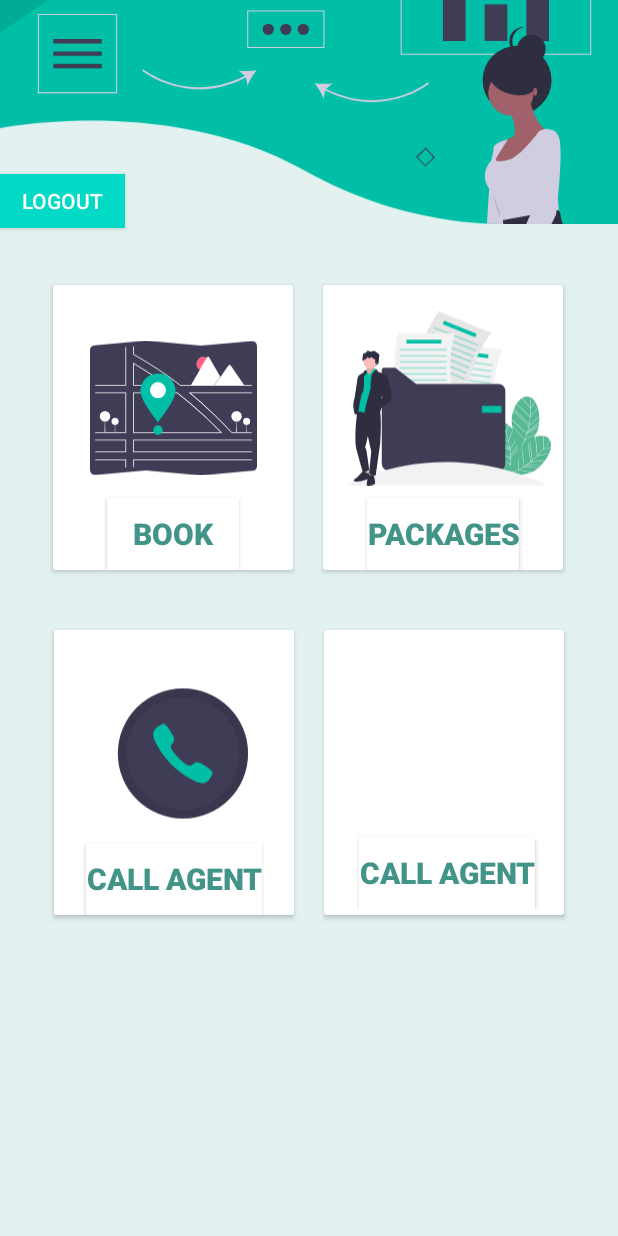
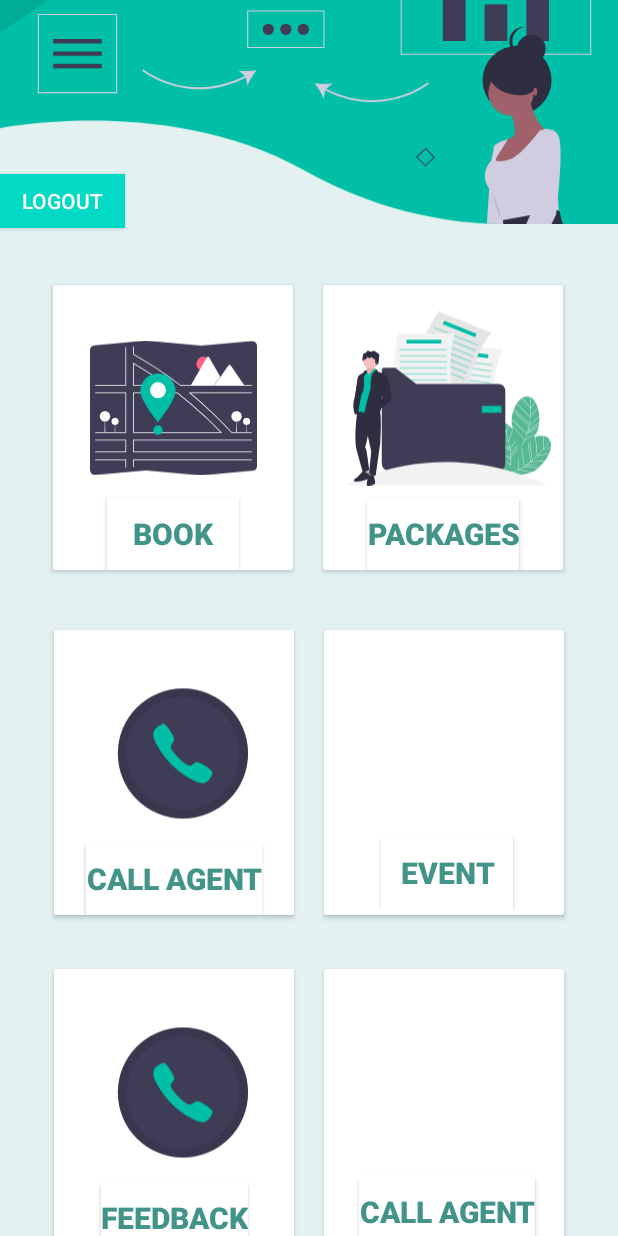
Before and after one commit to tpranavan/mad_final, an Android app: the Home screen opened directly, with no data from a screen before it, on a phone screen of 412 x 824 dp. Run offline under Robolectric (Android 15) with nearby library versions, the light colour scheme and no system bars; Roboto replaces fonts that are not available here.

Commit message:
Home ui update

```diff
--- a/app/src/main/res/layout/activity_home.xml
+++ b/app/src/main/res/layout/activity_home.xml
@@ -143,7 +143,7 @@
         </LinearLayout>
 
         <LinearLayout
-            android:id="@+id/li2"
+            android:id="@+id/li22"
             android:layout_width="match_parent"
             android:layout_height="match_parent"
 
@@ -164,7 +164,7 @@
                 android:foreground="?android:attr/selectableItemBackground">
 
                 <androidx.constraintlayout.widget.ConstraintLayout
-                    android:id="@+id/linearLayout10"
+                    android:id="@+id/linearLayout102"
                     android:layout_width="match_parent"
                     android:layout_height="match_parent"
                     android:background="@color/white"
@@ -223,6 +223,101 @@
                         android:layout_width="wrap_content"
                         android:layout_height="wrap_content"
                         android:background="#FFFFFF"
+                        android:text="EVENT"
+                        android:textColor="@color/teal_700"
+                        android:textSize="20dp"
+                        android:textStyle="bold"
+                        app:layout_constraintBottom_toBottomOf="parent"
+                        app:layout_constraintEnd_toEndOf="parent"
+                        app:layout_constraintStart_toStartOf="parent" />
+                </androidx.constraintlayout.widget.ConstraintLayout>
+
+            </androidx.cardview.widget.CardView>
+        </LinearLayout>
+
+
+        <LinearLayout
+            android:id="@+id/li2"
+            android:layout_width="match_parent"
+            android:layout_height="match_parent"
+
+            android:layout_marginTop="636dp"
+            android:clipToPadding="false"
+            android:gravity="center"
+
+            android:orientation="horizontal"
+            app:layout_constraintTop_toTopOf="parent"
+            tools:ignore="MissingConstraints"
+            tools:layout_editor_absoluteX="0dp">
+
+            <androidx.cardview.widget.CardView
+                android:layout_width="160dp"
+                android:layout_height="190dp"
+                android:layout_margin="10dp"
+                android:clickable="true"
+                android:focusable="true"
+                android:foreground="?android:attr/selectableItemBackground">
+
+                <androidx.constraintlayout.widget.ConstraintLayout
+                    android:id="@+id/linearLayout10"
+                    android:layout_width="match_parent"
+                    android:layout_height="match_parent"
+                    android:background="@color/white"
+                    android:gravity="center">
+
+                    <ImageView
+                        android:id="@+id/imageView152"
+                        android:layout_width="476dp"
+                        android:layout_height="319dp"
+                        android:layout_marginTop="15dp"
+                        android:layout_marginEnd="5dp"
+                        android:layout_marginRight="5dp"
+                        android:src="@drawable/ic_call3"
+                        app:layout_constraintBottom_toBottomOf="parent"
+                        app:layout_constraintEnd_toEndOf="parent"
+                        app:layout_constraintHorizontal_bias="0.79"
+                        app:layout_constraintStart_toStartOf="parent"
+                        app:layout_constraintTop_toTopOf="parent" />
+
+                    <Button
+                        android:id="@+id/nb3"
+                        android:layout_width="wrap_content"
+                        android:layout_height="wrap_content"
+                        android:background="#FFFFFF"
+                        android:text="FEEDBACK"
+                        android:textColor="@color/teal_700"
+                        android:textSize="20dp"
+                        android:textStyle="bold"
+                        app:layout_constraintBottom_toBottomOf="parent"
+                        app:layout_constraintEnd_toEndOf="parent"
+                        app:layout_constraintStart_toStartOf="parent" />
+
+                </androidx.constraintlayout.widget.ConstraintLayout>
+
+
+            </androidx.cardview.widget.CardView>
+
+
+            <androidx.cardview.widget.CardView
+                android:layout_width="160dp"
+                android:layout_height="190dp"
+                android:layout_margin="10dp"
+                android:clickable="true"
+                android:focusable="true"
+                android:foreground="?android:attr/selectableItemBackground">
+
+                <androidx.constraintlayout.widget.ConstraintLayout
+                    android:id="@+id/linearLayout122"
+                    android:layout_width="164dp"
+                    android:layout_height="186dp"
+                    android:background="@color/white"
+                    android:gravity="center">
+
+                    <Button
+                        android:id="@+id/nb4"
+                        android:layout_width="wrap_content"
+                        android:layout_height="wrap_content"
+                        android:background="#FFFFFF"
                         android:text="CALL AGENT"
                         android:textColor="@color/teal_700"
                         android:textSize="20dp"
```
